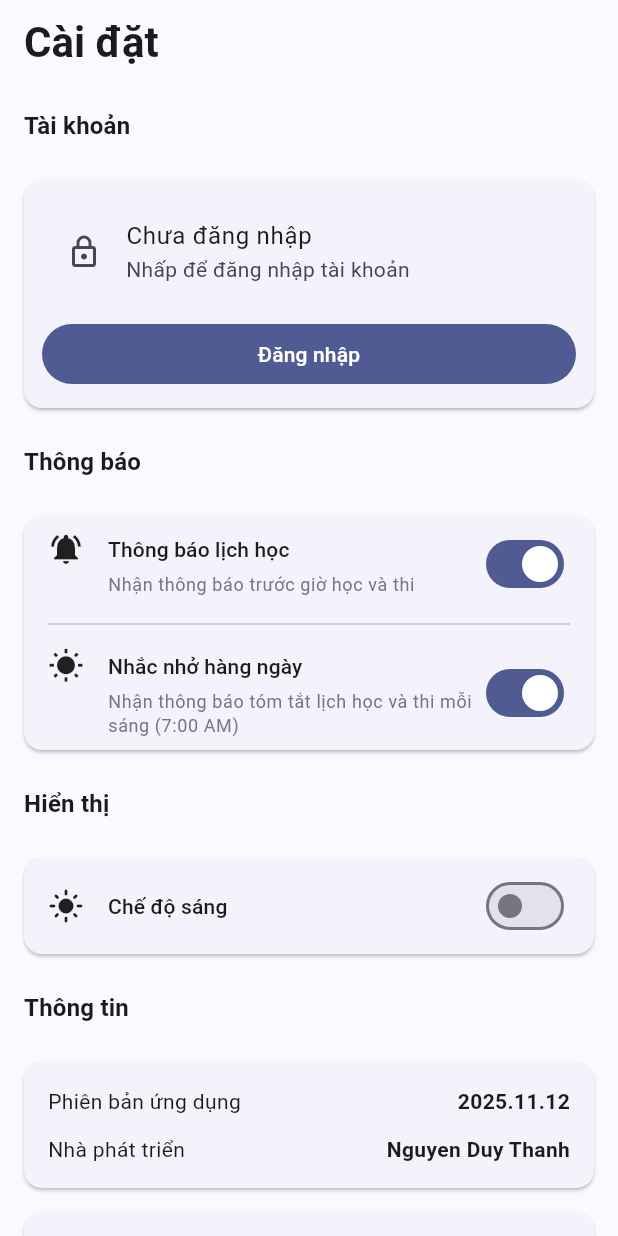
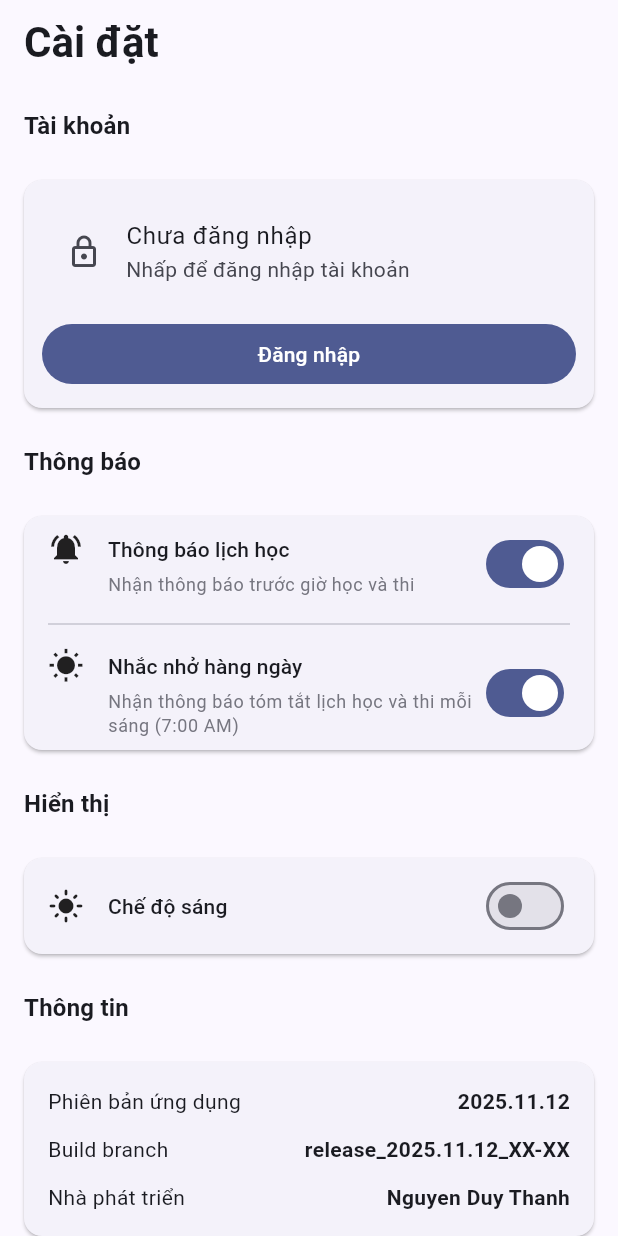
Before and after one commit to Duy-Thanh/tlucalendar, a Flutter app: the SettingsScreen widget shown alone on an empty page, opened directly, on a phone screen of 412 x 824 dp. Run offline on Flutter 3.47's test engine with Material 3 defaults, Android fonts, the phone set to English and light mode, and no system bars; our stand-ins replace device_info_plus, flutter_local_notifications, package_info_plus, shared_preferences, sqflite, timezone; missing offline and left inert: android_alarm_manager_plus, android_intent_plus; accounts and stored records are empty.

Commit message:
[release] Bump version to 2025.11.12 (Release channel)

```diff
--- a/lib/screens/settings_screen.dart
+++ b/lib/screens/settings_screen.dart
@@ -538,6 +538,22 @@ class SettingsScreen extends StatelessWidget {
                     mainAxisAlignment: MainAxisAlignment.spaceBetween,
                     children: [
                       Text(
+                        'Build branch',
+                        style: Theme.of(context).textTheme.bodyMedium,
+                      ),
+                      Text(
+                        'release_2025.11.12_XX-XX',
+                        style: Theme.of(context).textTheme.bodyMedium?.copyWith(
+                          fontWeight: FontWeight.bold,
+                        ),
+                      ),
+                    ],
+                  ),
+                  const SizedBox(height: 12),
+                  Row(
+                    mainAxisAlignment: MainAxisAlignment.spaceBetween,
+                    children: [
+                      Text(
                         'Nhà phát triển',
                         style: Theme.of(context).textTheme.bodyMedium,
                       ),
```
Also changed, not shown: 1 other file.
